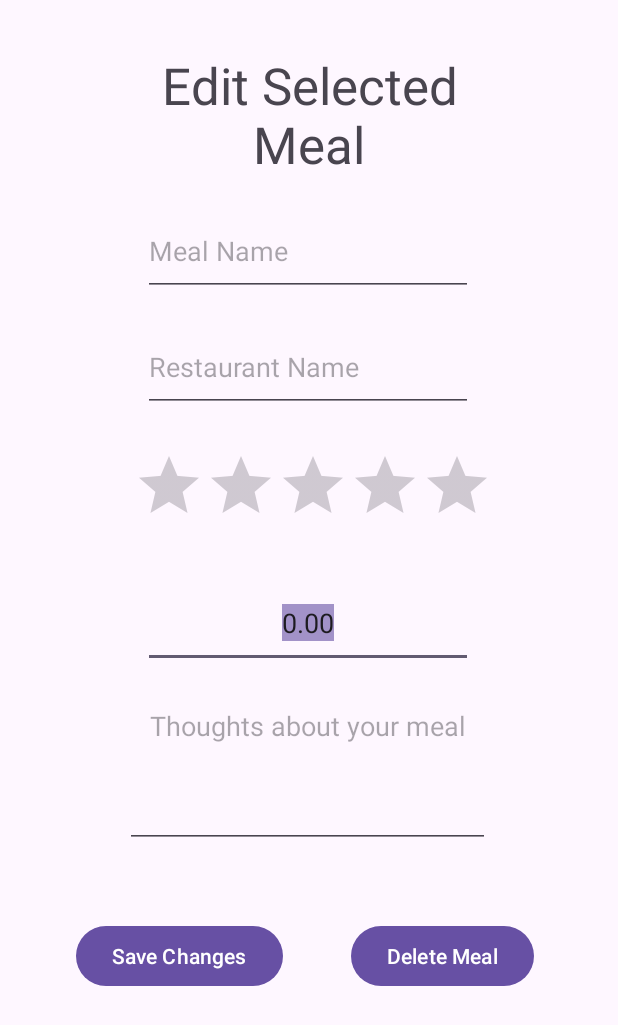
After one commit to Dschids/MemorableMeals, an Android app: the EditMealInfo screen opened directly, with no data from a screen before it, on a phone screen of 412 x 824 dp. The commit adds this screen. Shown: the top 1025 px of the screen. Run offline under Robolectric (Android 15) with nearby library versions, the phone set to English and light mode, and no system bars.

Commit message:
last 2 layouts

```diff
--- a/app/src/main/AndroidManifest.xml
+++ b/app/src/main/AndroidManifest.xml
@@ -12,6 +12,12 @@
         android:supportsRtl="true"
         android:theme="@style/Theme.MemorableMeals"
         tools:targetApi="31">
+        <activity
+            android:name=".EditMealInfo"
+            android:exported="false" />
+        <activity
+            android:name=".DetailedMealInfo"
+            android:exported="false" />
         <activity
             android:name=".MealsListView"
             android:exported="false" />
--- /dev/null
+++ b/app/src/main/java/com/example/memorablemeals/EditMealInfo.kt
@@ -0,0 +1,11 @@
+package com.example.memorablemeals
+
+import androidx.appcompat.app.AppCompatActivity
+import android.os.Bundle
+
+class EditMealInfo : AppCompatActivity() {
+    override fun onCreate(savedInstanceState: Bundle?) {
+        super.onCreate(savedInstanceState)
+        setContentView(R.layout.activity_edit_meal_info)
+    }
+}
--- /dev/null
+++ b/app/src/main/res/layout/activity_edit_meal_info.xml
@@ -0,0 +1,109 @@
+<?xml version="1.0" encoding="utf-8"?>
+<androidx.constraintlayout.widget.ConstraintLayout xmlns:android="http://schemas.android.com/apk/res/android"
+    xmlns:app="http://schemas.android.com/apk/res-auto"
+    xmlns:tools="http://schemas.android.com/tools"
+    android:layout_width="match_parent"
+    android:layout_height="match_parent"
+    tools:context=".EditMealInfo">
+
+    <EditText
+        android:id="@+id/idEditTextDecimalMealCost2"
+        android:layout_width="220dp"
+        android:layout_height="60dp"
+        android:layout_marginTop="28dp"
+        android:ems="10"
+        android:gravity="center"
+        android:hint="@string/mealCostHint"
+        android:inputType="numberDecimal"
+        android:selectAllOnFocus="true"
+        android:text="@string/afMealCost"
+        app:layout_constraintEnd_toEndOf="parent"
+        app:layout_constraintHorizontal_bias="0.497"
+        app:layout_constraintStart_toStartOf="parent"
+        app:layout_constraintTop_toBottomOf="@+id/idratingBar2" />
+
+    <TextView
+        android:id="@+id/txtEditMealInfo"
+        android:layout_width="245dp"
+        android:layout_height="89dp"
+        android:layout_marginTop="32dp"
+        android:gravity="center"
+        android:text="@string/editMeal"
+        android:textAppearance="@style/TextAppearance.AppCompat.Display1"
+        app:layout_constraintEnd_toEndOf="parent"
+        app:layout_constraintStart_toStartOf="parent"
+        app:layout_constraintTop_toTopOf="parent" />
+
+    <RatingBar
+        android:id="@+id/idratingBar2"
+        android:layout_width="wrap_content"
+        android:layout_height="wrap_content"
+        android:layout_marginTop="25dp"
+        android:stepSize="1"
+        app:layout_constraintEnd_toEndOf="parent"
+        app:layout_constraintHorizontal_bias="0.514"
+        app:layout_constraintStart_toStartOf="parent"
+        app:layout_constraintTop_toBottomOf="@+id/idEditTextRestaurant2" />
+
+    <EditText
+        android:id="@+id/idEditTextMealName2"
+        android:layout_width="220dp"
+        android:layout_height="60dp"
+        android:layout_marginTop="16dp"
+        android:ems="10"
+        android:hint="@string/mealHint"
+        android:inputType="text"
+        app:layout_constraintEnd_toEndOf="parent"
+        app:layout_constraintHorizontal_bias="0.497"
+        app:layout_constraintStart_toStartOf="parent"
+        app:layout_constraintTop_toBottomOf="@+id/txtEditMealInfo" />
+
+    <EditText
+        android:id="@+id/idEdtTxtComments2"
+        android:layout_width="243dp"
+        android:layout_height="104dp"
+        android:layout_marginTop="16dp"
+        android:ems="10"
+        android:gravity="center_horizontal|top"
+        android:hint="@string/mealCommentsHint"
+        android:inputType="text"
+        app:layout_constraintEnd_toEndOf="parent"
+        app:layout_constraintHorizontal_bias="0.494"
+        app:layout_constraintStart_toStartOf="parent"
+        app:layout_constraintTop_toBottomOf="@+id/idEditTextDecimalMealCost2" />
+
+    <EditText
+        android:id="@+id/idEditTextRestaurant2"
+        android:layout_width="220dp"
+        android:layout_height="60dp"
+        android:layout_marginTop="17dp"
+        android:ems="10"
+        android:hint="@string/restaurantHint"
+        android:inputType="text"
+        app:layout_constraintEnd_toEndOf="parent"
+        app:layout_constraintHorizontal_bias="0.497"
+        app:layout_constraintStart_toStartOf="parent"
+        app:layout_constraintTop_toBottomOf="@+id/idEditTextMealName2" />
+
+    <Button
+        android:id="@+id/btnEdtSave"
+        android:layout_width="wrap_content"
+        android:layout_height="wrap_content"
+        android:layout_marginTop="48dp"
+        android:text="@string/save"
+        app:layout_constraintEnd_toStartOf="@+id/btnEdtDelete"
+        app:layout_constraintHorizontal_bias="0.526"
+        app:layout_constraintStart_toStartOf="parent"
+        app:layout_constraintTop_toBottomOf="@+id/idEdtTxtComments2" />
+
+    <Button
+        android:id="@+id/btnEdtDelete"
+        android:layout_width="wrap_content"
+        android:layout_height="wrap_content"
+        android:layout_marginTop="48dp"
+        android:layout_marginEnd="56dp"
+        android:text="@string/delete"
+        app:layout_constraintEnd_toEndOf="parent"
+        app:layout_constraintTop_toBottomOf="@+id/idEdtTxtComments2" />
+
+</androidx.constraintlayout.widget.ConstraintLayout>
--- a/app/src/main/res/layout/custom_list_view.xml
+++ b/app/src/main/res/layout/custom_list_view.xml
@@ -24,6 +24,8 @@
         android:layout_height="55dp"
         android:layout_marginTop="4dp"
         android:clickable="false"
+        android:focusableInTouchMode="false"
+        android:focusedByDefault="false"
         android:numStars="5"
         android:stepSize="1"
         app:layout_constraintEnd_toEndOf="parent"
--- a/app/src/main/res/values/strings.xml
+++ b/app/src/main/res/values/strings.xml
@@ -11,4 +11,7 @@
     <string name="afMealCost">0.00</string>
     <string name="mealCommentsHint">Thoughts about your meal</string>
     <string name="btnEnterMeal">Save Meal</string>
+    <string name="delete">Delete Meal</string>
+    <string name="save">Save Changes</string>
+    <string name="editMeal">Edit Selected Meal</string>
 </resources>
```
Also changed, not shown: app/src/main/java/com/example/memorablemeals/DetailedMealInfo.kt (added, +11 -0 lines), app/src/main/res/layout/activity_detailed_meal_info.xml (added, +85 -0 lines).
